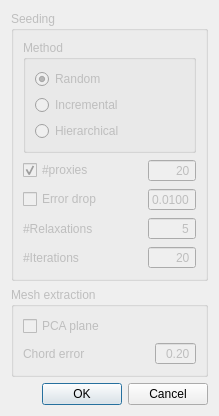
Before: the Qt Designer form Surface_mesh_approximation/demo/Surface_mesh_approximation/dialSettings.ui in rikba/cgal-public-dev, drawn with Qt 5.
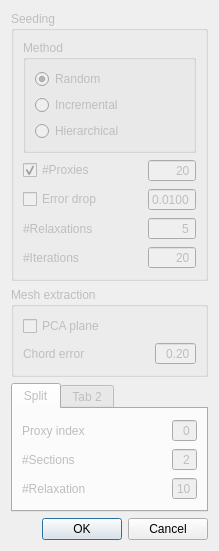
After: the same form once the commit is applied.

Commit message: demo: add split

Patch:
```diff
--- a/Surface_mesh_approximation/demo/Surface_mesh_approximation/dialSettings.ui
+++ b/Surface_mesh_approximation/demo/Surface_mesh_approximation/dialSettings.ui
@@ -7,7 +7,7 @@
     <x>0</x>
     <y>0</y>
     <width>275</width>
-    <height>413</height>
+    <height>550</height>
    </rect>
   </property>
   <property name="windowTitle">
@@ -122,7 +122,7 @@
         <item row="0" column="0">
          <widget class="QCheckBox" name="cb_nb_proxies">
           <property name="text">
-           <string>#proxies</string>
+           <string>#Proxies</string>
           </property>
           <property name="checked">
            <bool>true</bool>
@@ -247,6 +247,105 @@
      </layout>
     </widget>
    </item>
+   <item>
+    <widget class="QTabWidget" name="operations">
+     <property name="enabled">
+      <bool>false</bool>
+     </property>
+     <property name="currentIndex">
+      <number>0</number>
+     </property>
+     <widget class="QWidget" name="tab_split">
+      <attribute name="title">
+       <string>Split</string>
+      </attribute>
+      <layout class="QVBoxLayout" name="verticalLayout_4">
+       <item>
+        <layout class="QGridLayout" name="gridLayout_4">
+         <item row="0" column="2">
+          <widget class="QSpinBox" name="split_proxy_idx">
+           <property name="alignment">
+            <set>Qt::AlignRight|Qt::AlignTrailing|Qt::AlignVCenter</set>
+           </property>
+           <property name="buttonSymbols">
+            <enum>QAbstractSpinBox::NoButtons</enum>
+           </property>
+          </widget>
+         </item>
+         <item row="0" column="0">
+          <widget class="QLabel" name="label_4">
+           <property name="text">
+            <string>Proxy index</string>
+           </property>
+          </widget>
+         </item>
+         <item row="0" column="1">
+          <spacer name="horizontalSpacer_3">
+           <property name="orientation">
+            <enum>Qt::Horizontal</enum>
+           </property>
+           <property name="sizeHint" stdset="0">
+            <size>
+             <width>40</width>
+             <height>20</height>
+            </size>
+           </property>
+          </spacer>
+         </item>
+         <item row="1" column="0">
+          <widget class="QLabel" name="label_5">
+           <property name="text">
+            <string>#Sections</string>
+           </property>
+          </widget>
+         </item>
+         <item row="1" column="2">
+          <widget class="QSpinBox" name="split_nb_sections">
+           <property name="alignment">
+            <set>Qt::AlignRight|Qt::AlignTrailing|Qt::AlignVCenter</set>
+           </property>
+           <property name="buttonSymbols">
+            <enum>QAbstractSpinBox::NoButtons</enum>
+           </property>
+           <property name="minimum">
+            <number>2</number>
+           </property>
+          </widget>
+         </item>
+         <item row="2" column="0">
+          <widget class="QLabel" name="label_6">
+           <property name="text">
+            <string>#Relaxation</string>
+           </property>
+          </widget>
+         </item>
+         <item row="2" column="2">
+          <widget class="QSpinBox" name="split_nb_relaxations">
+           <property name="alignment">
+            <set>Qt::AlignRight|Qt::AlignTrailing|Qt::AlignVCenter</set>
+           </property>
+           <property name="buttonSymbols">
+            <enum>QAbstractSpinBox::NoButtons</enum>
+           </property>
+           <property name="minimum">
+            <number>0</number>
+           </property>
+           <property name="value">
+            <number>10</number>
+           </property>
+          </widget>
+         </item>
+        </layout>
+       </item>
+      </layout>
+     </widget>
+     <widget class="QWidget" name="tab_2">
+      <attribute name="title">
+       <string>Tab 2</string>
+      </attribute>
+     </widget>
+    </widget>
+   </item>
    <item>
     <widget class="QDialogButtonBox" name="buttonBox">
      <property name="orientation">
```
The commit also changes 6 other files.
